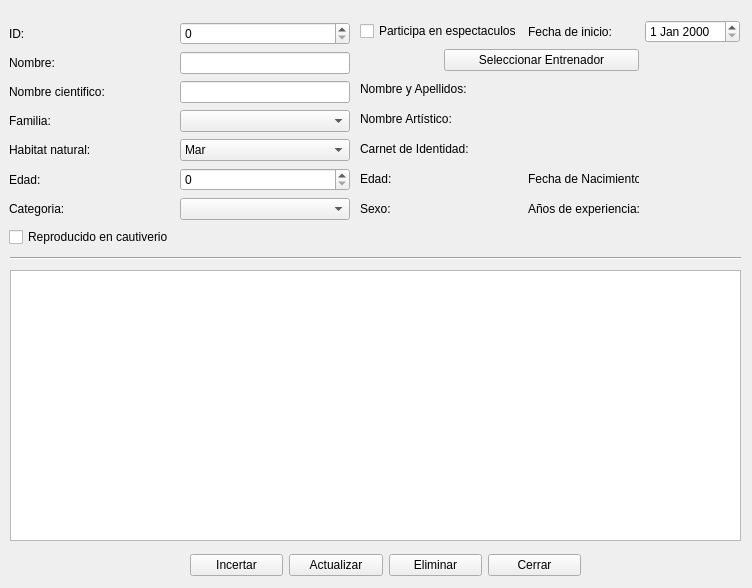
Old version of the form vista/ui/animal_acuatico.ui in the repository daeran84/Acuario.
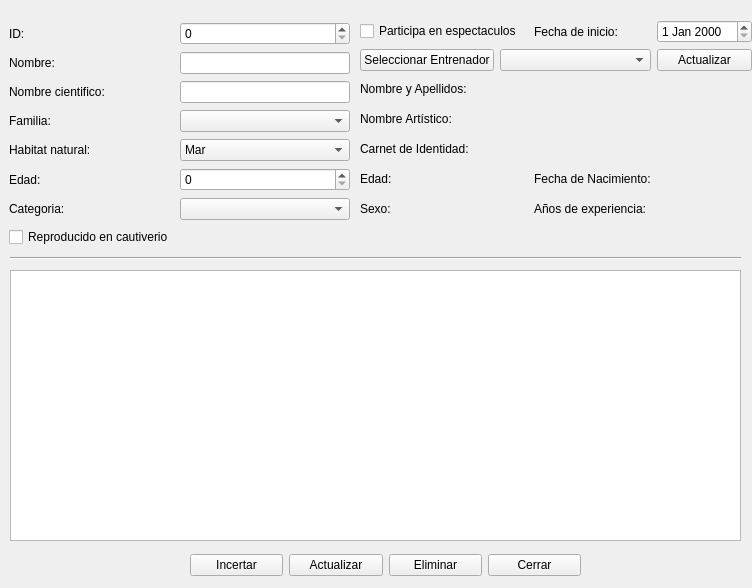
New version of the form.

Commit message:
animales acuaticos
añadiendo selección de entrenador

The edit to the form file:
```diff
--- a/vista/ui/animal_acuatico.ui
+++ b/vista/ui/animal_acuatico.ui
@@ -322,11 +322,63 @@
     <rect>
      <x>360</x>
      <y>20</y>
-     <width>380</width>
+     <width>392</width>
      <height>201</height>
     </rect>
    </property>
    <layout class="QGridLayout" name="gridLayout">
+    <item row="8" column="2">
+     <widget class="QLabel" name="lb7">
+      <property name="text">
+       <string>Años de experiencia:</string>
+      </property>
+     </widget>
+    </item>
+    <item row="8" column="0">
+     <widget class="QLabel" name="lb5">
+      <property name="text">
+       <string>Sexo:</string>
+      </property>
+     </widget>
+    </item>
+    <item row="8" column="1">
+     <widget class="QLabel" name="entrenador_sexo">
+      <property name="text">
+       <string/>
+      </property>
+     </widget>
+    </item>
+    <item row="7" column="2">
+     <widget class="QLabel" name="lb6">
+      <property name="text">
+       <string>Fecha de Nacimiento:</string>
+      </property>
+     </widget>
+    </item>
+    <item row="0" column="3">
+     <widget class="QDateEdit" name="valor_inicio"/>
+    </item>
+    <item row="4" column="2" colspan="2">
+     <widget class="QLabel" name="entrenador_nombre_apellidos">
+      <property name="text">
+       <string/>
+      </property>
+     </widget>
+    </item>
+    <item row="5" column="2" colspan="2">
+     <widget class="QLabel" name="entrenador_nombre_artistico">
+      <property name="text">
+       <string/>
+      </property>
+     </widget>
+    </item>
+    <item row="5" column="0" colspan="2">
+     <widget class="QLabel" name="lb2">
+      <property name="text">
+       <string>Nombre Artístico:</string>
+      </property>
+     </widget>
+    </item>
     <item row="0" column="0" colspan="2">
      <widget class="QCheckBox" name="check_espectaculos">
       <property name="text">
@@ -341,114 +393,72 @@
       </property>
      </widget>
     </item>
-    <item row="2" column="0" colspan="2">
+    <item row="4" column="0" colspan="2">
      <widget class="QLabel" name="lb1">
       <property name="text">
        <string>Nombre y Apellidos:</string>
       </property>
      </widget>
     </item>
-    <item row="3" column="0" colspan="2">
-     <widget class="QLabel" name="lb2">
-      <property name="text">
-       <string>Nombre Artístico:</string>
-      </property>
-     </widget>
-    </item>
-    <item row="4" column="0" colspan="2">
+    <item row="6" column="0" colspan="2">
      <widget class="QLabel" name="lb3">
       <property name="text">
        <string>Carnet de Identidad:</string>
       </property>
      </widget>
     </item>
-    <item row="5" column="0">
+    <item row="7" column="1">
+     <widget class="QLabel" name="entrenador_edad">
+      <property name="text">
+       <string/>
+      </property>
+     </widget>
+    </item>
+    <item row="7" column="0">
      <widget class="QLabel" name="lb4">
       <property name="text">
        <string>Edad:</string>
       </property>
      </widget>
     </item>
-    <item row="5" column="1">
-     <widget class="QLabel" name="entrenador_edad">
-      <property name="text">
-       <string/>
-      </property>
-     </widget>
-    </item>
-    <item row="6" column="0">
-     <widget class="QLabel" name="lb5">
-      <property name="text">
-       <string>Sexo:</string>
-      </property>
-     </widget>
-    </item>
-    <item row="6" column="1">
-     <widget class="QLabel" name="entrenador_sexo">
-      <property name="text">
-       <string/>
-      </property>
-     </widget>
-    </item>
-    <item row="5" column="2">
-     <widget class="QLabel" name="lb6">
-      <property name="text">
-       <string>Fecha de Nacimiento:</string>
-      </property>
-     </widget>
-    </item>
     <item row="6" column="2">
-     <widget class="QLabel" name="lb7">
-      <property name="text">
-       <string>Años de experiencia:</string>
-      </property>
-     </widget>
-    </item>
-    <item row="2" column="2" colspan="2">
-     <widget class="QLabel" name="entrenador_nombre_apellidos">
-      <property name="text">
-       <string/>
-      </property>
-     </widget>
-    </item>
-    <item row="3" column="2" colspan="2">
-     <widget class="QLabel" name="entrenador_nombre_artistico">
-      <property name="text">
-       <string/>
-      </property>
-     </widget>
-    </item>
-    <item row="0" column="3">
-     <widget class="QDateEdit" name="valor_inicio"/>
-    </item>
-    <item row="4" column="2">
      <widget class="QLabel" name="entrenador_carnet_identidad">
       <property name="text">
        <string/>
       </property>
      </widget>
     </item>
-    <item row="5" column="3">
+    <item row="7" column="3">
      <widget class="QLabel" name="entrenador_nacimiento">
       <property name="text">
        <string/>
       </property>
      </widget>
     </item>
-    <item row="6" column="3">
+    <item row="8" column="3">
      <widget class="QLabel" name="entrenador_experiencia">
       <property name="text">
        <string/>
       </property>
      </widget>
     </item>
-    <item row="1" column="1" colspan="2">
+    <item row="3" column="0">
      <widget class="QPushButton" name="btn_seleccionar_entrenador">
       <property name="text">
        <string>Seleccionar Entrenador</string>
       </property>
      </widget>
     </item>
+    <item row="3" column="1" colspan="2">
+     <widget class="QComboBox" name="cbx_selec_entr"/>
+    </item>
+    <item row="3" column="3">
+     <widget class="QPushButton" name="btn_act_combobox">
+      <property name="text">
+       <string>Actualizar</string>
+      </property>
+     </widget>
+    </item>
    </layout>
   </widget>
  </widget>
```
The commit also changes 8 other files.
